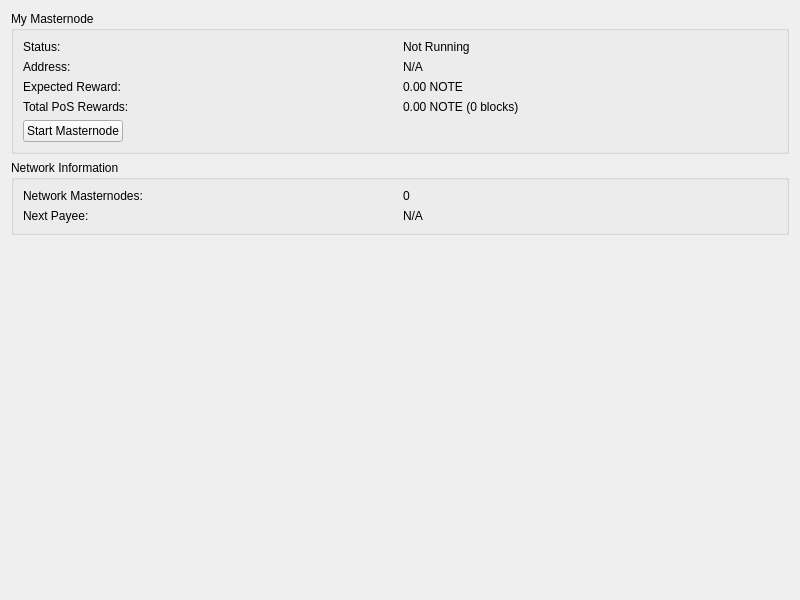
This is src/qt/forms/masternodelist.ui in Brenn26/NoteBlockchain as Qt 5 draws it before an edit. The edited form follows.
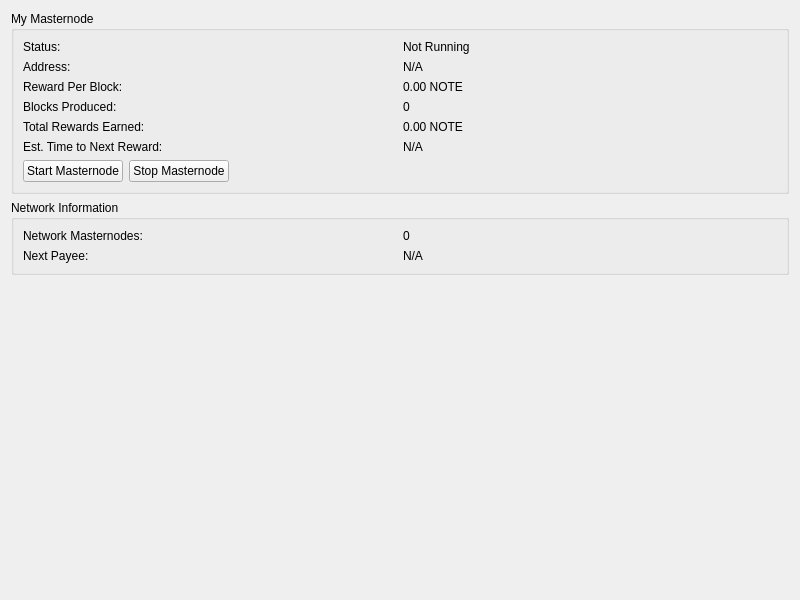
This is the edited form.

Commit message: rebuilt masternode system to not spend the utxo and lock it instead

```diff
--- a/src/qt/forms/masternodelist.ui
+++ b/src/qt/forms/masternodelist.ui
@@ -57,7 +57,7 @@
       <item row="2" column="0">
        <widget class="QLabel" name="label_3">
         <property name="text">
-         <string>Expected Reward:</string>
+         <string>Reward Per Block:</string>
         </property>
        </widget>
       </item>
@@ -72,23 +72,57 @@
        </widget>
       </item>
       <item row="3" column="0">
-       <widget class="QLabel" name="label_4">
+       <widget class="QLabel" name="label_7">
         <property name="text">
-         <string>Total PoS Rewards:</string>
+         <string>Blocks Produced:</string>
         </property>
        </widget>
       </item>
       <item row="3" column="1">
+       <widget class="QLabel" name="myBlocksProduced">
+        <property name="text">
+         <string>0</string>
+        </property>
+        <property name="textInteractionFlags">
+         <set>Qt::TextSelectableByMouse</set>
+        </property>
+       </widget>
+      </item>
+      <item row="4" column="0">
+       <widget class="QLabel" name="label_4">
+        <property name="text">
+         <string>Total Rewards Earned:</string>
+        </property>
+       </widget>
+      </item>
+      <item row="4" column="1">
        <widget class="QLabel" name="myTotalRewards">
         <property name="text">
-         <string>0.00 NOTE (0 blocks)</string>
+         <string>0.00 NOTE</string>
         </property>
         <property name="textInteractionFlags">
          <set>Qt::TextSelectableByMouse</set>
         </property>
        </widget>
       </item>
-      <item row="4" column="0" colspan="2">
+      <item row="5" column="0">
+       <widget class="QLabel" name="label_8">
+        <property name="text">
+         <string>Est. Time to Next Reward:</string>
+        </property>
+       </widget>
+      </item>
+      <item row="5" column="1">
+       <widget class="QLabel" name="myEstimatedTime">
+        <property name="text">
+         <string>N/A</string>
+        </property>
+        <property name="textInteractionFlags">
+         <set>Qt::TextSelectableByMouse</set>
+        </property>
+       </widget>
+      </item>
+      <item row="6" column="0" colspan="2">
        <layout class="QHBoxLayout" name="horizontalLayout">
         <item>
          <widget class="QPushButton" name="startButton">
@@ -97,6 +131,13 @@
           </property>
          </widget>
         </item>
+        <item>
+         <widget class="QPushButton" name="stopButton">
+          <property name="text">
+           <string>Stop Masternode</string>
+          </property>
+         </widget>
+        </item>
         <item>
          <spacer name="horizontalSpacer">
           <property name="orientation">
```
The commit also changes 5 other files.
